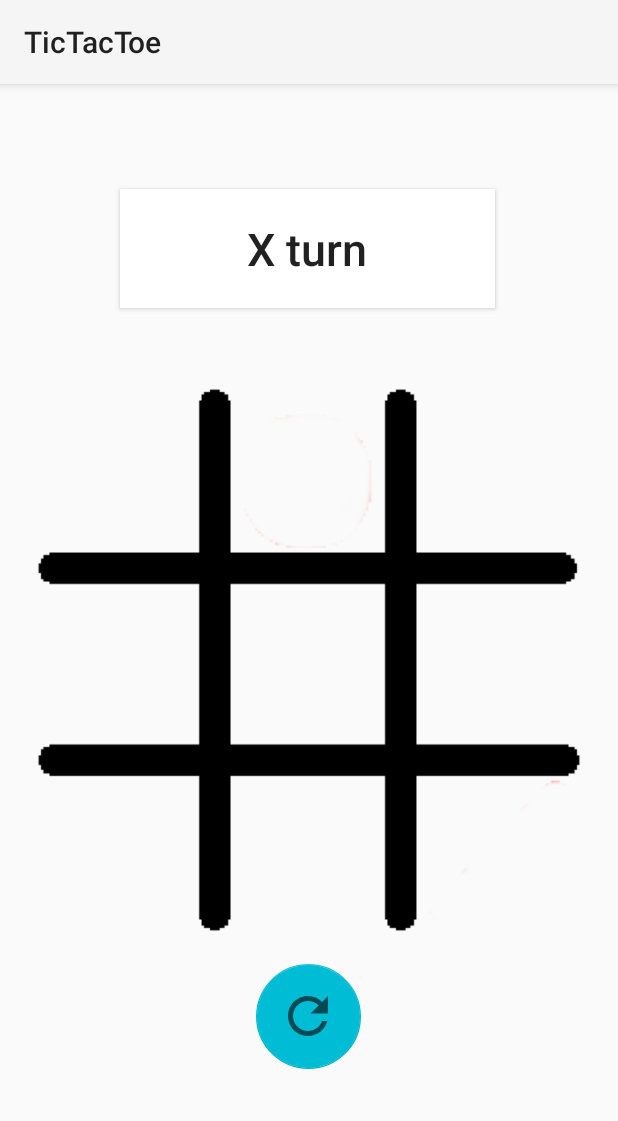
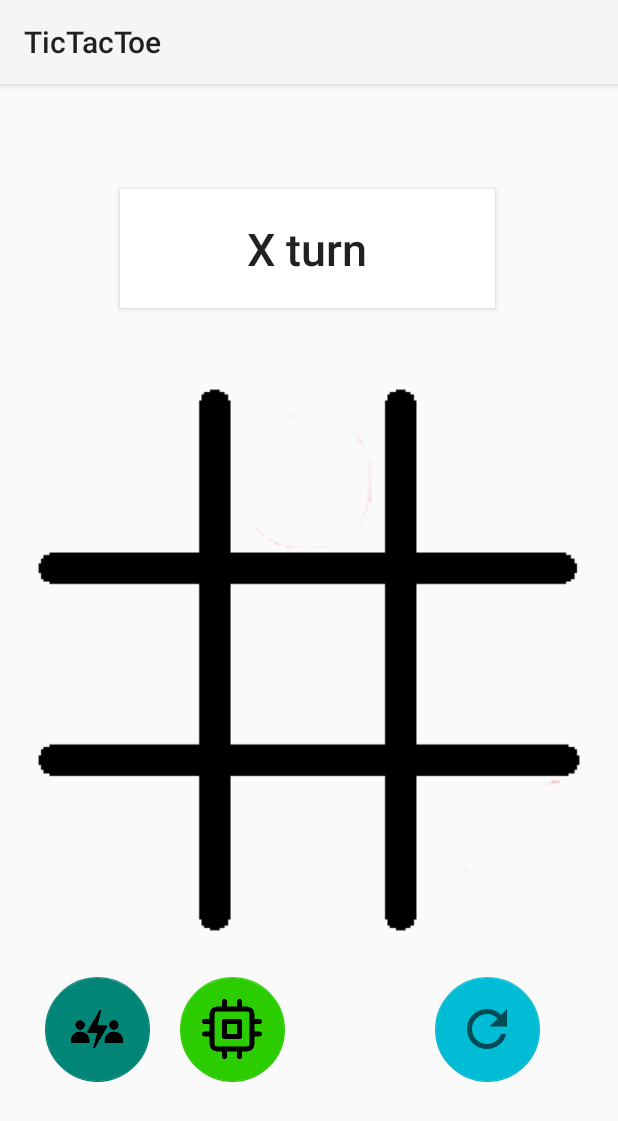
Before and after one commit to Seto53/TicTacToeAndroid, an Android app: the screen it shows after launch (MainActivity), on a phone screen of 412 x 824 dp. Shown: the top 1121 px of the screen. Run offline under Robolectric (Android 15) with nearby library versions, the phone set to English and light mode, and no system bars.

Commit message:
add pvp/p v cpu choice

```diff
--- a/app/src/main/java/com/setomaster/tictactoe/MainActivity.java
+++ b/app/src/main/java/com/setomaster/tictactoe/MainActivity.java
@@ -9,6 +9,7 @@ import android.view.animation.Animation;
 import android.view.animation.AnimationUtils;
 import android.widget.Button;
 import android.widget.ImageView;
+import android.widget.Toast;
 
 import androidx.appcompat.app.AppCompatActivity;
 
@@ -52,7 +53,6 @@ public class MainActivity extends AppCompatActivity {
     }
 
     public void computerPlay() {
-        if (game.getGameState() == GameState.PLAYING) {
         Random rand = new Random();
         int rand_1;
         do {
@@ -60,7 +60,6 @@ public class MainActivity extends AppCompatActivity {
         } while (game.valueAt(rand_1) != CellValue.EMPTY);
         game.play(rand_1);
         update(rand_1);
-        }
     }
 
     public void nextPlay(int pos) {
@@ -71,6 +70,19 @@ public class MainActivity extends AppCompatActivity {
         if (gameMode == 0 && game.getGameState() == GameState.PLAYING) {
             computerPlay();
         }
+    }
+    public void playerVersusPlayer(View v) {
+        reset();
+        gameMode = 1;
+        Toast.makeText(getApplicationContext(), "Player versus Player",
+                Toast.LENGTH_LONG).show();
+    }
+
+    public void playerVersusComputer0(View v) {
+        reset();
+        gameMode = 0;
+        Toast.makeText(getApplicationContext(), "Playing against computer",
+                Toast.LENGTH_LONG).show();
     }
 
     public void cell0(View v) {
@@ -189,12 +201,12 @@ public class MainActivity extends AppCompatActivity {
     }
 
     public void restart(View v) {
-        game = new TicTacToeGame();
         reset();
-        message.setText(game.nextCellValue() + " turn");
     }
 
     private void reset() {
+        game = new TicTacToeGame();
+        message.setText(game.nextCellValue() + " turn");
         cell0.setImageResource(R.drawable.empty);
         cell1.setImageResource(R.drawable.empty);
         cell2.setImageResource(R.drawable.empty);
--- a/app/src/main/java/com/setomaster/tictactoe/TicTacToeGame.java
+++ b/app/src/main/java/com/setomaster/tictactoe/TicTacToeGame.java
@@ -184,6 +184,9 @@ public class TicTacToeGame {
 			level++;
 			setGameState(i);
 		}
+		else{
+			throw new IllegalStateException();
+		}
 
 	}
 
--- a/app/src/main/res/layout/activity_main2.xml
+++ b/app/src/main/res/layout/activity_main2.xml
@@ -136,11 +136,48 @@
             android:layout_width="match_parent"
             android:layout_height="44dp" />
 
+        <LinearLayout
+            android:layout_width="match_parent"
+            android:layout_height="87dp"
+            android:orientation="horizontal">
+
+            <com.google.android.material.floatingactionbutton.FloatingActionButton
+                android:id="@+id/playerVersusPlayer"
+                android:layout_width="match_parent"
+                android:layout_height="wrap_content"
+                android:layout_gravity="center"
+                android:layout_marginStart="30dp"
+                android:layout_marginLeft="30dp"
+                android:clickable="true"
+                android:onClick="playerVersusPlayer"
+                app:elevation="0dp"
+                app:fabCustomSize="70dp"
+                app:maxImageSize="40dp"
+                app:srcCompat="@drawable/pvp" />
+
+            <com.google.android.material.floatingactionbutton.FloatingActionButton
+                android:id="@+id/playerVersusComputer0"
+                android:layout_width="match_parent"
+                android:layout_height="wrap_content"
+                android:layout_gravity="center"
+                android:layout_marginStart="20dp"
+                android:layout_marginLeft="20dp"
+                android:layout_weight="1"
+                android:clickable="true"
+                android:onClick="playerVersusComputer0"
+                app:backgroundTint="#2CCD00"
+                app:elevation="0dp"
+                app:fabCustomSize="70dp"
+                app:maxImageSize="40dp"
+                app:srcCompat="@drawable/cpu" />
+
             <com.google.android.material.floatingactionbutton.FloatingActionButton
                 android:id="@+id/restart"
                 android:layout_width="match_parent"
                 android:layout_height="wrap_content"
                 android:layout_gravity="center"
+                android:layout_marginStart="100dp"
+                android:layout_marginLeft="100dp"
                 android:clickable="true"
                 android:onClick="restart"
                 app:backgroundTint="#00BCD4"
@@ -153,4 +190,6 @@
 
         </LinearLayout>
 
+    </LinearLayout>
+
 </RelativeLayout>
```
Also changed, not shown: app/src/main/res/drawable/cpu.png (added), app/src/main/res/drawable/pvp.png (added). Lines whose indentation alone changed are shown as unchanged.
